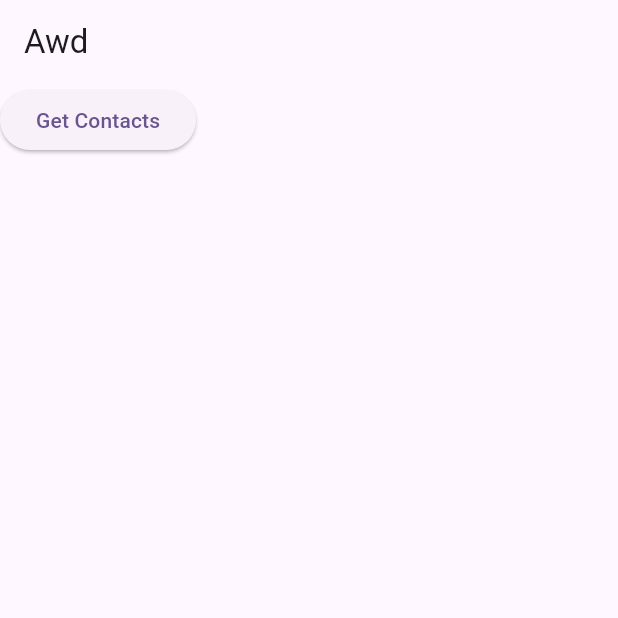
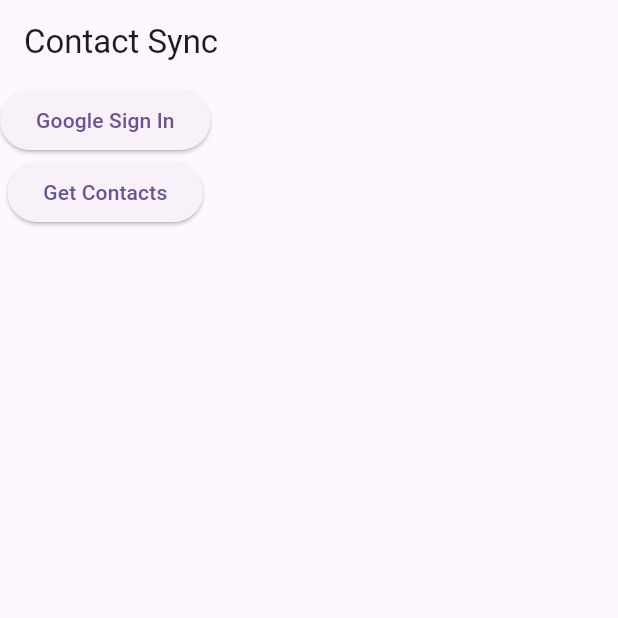
Before and after one commit to Debjit0/contact_sync, a Flutter app: the screen it shows after launch, after a tap on "Get Contacts", on a phone screen of 412 x 824 dp, the top half of it. Run offline on Flutter 3.47's test engine with Material 3 defaults, Android fonts, the phone set to English and light mode, and no system bars; our stand-ins replace contacts_service, firebase_auth, firebase_core, get, google_sign_in, googleapis_auth and 1 more; missing offline and left inert: googleapis; accounts and stored records are empty.

Commit message:
GG: fetch contacts from google

```diff
--- /dev/null
+++ b/Keys and stuff/OauthClientId.txt
@@ -0,0 +1 @@
+193354624351-ldscgpklki4p39cabgh8qk50bjs5qoa2.apps.googleusercontent.com
--- a/lib/main.dart
+++ b/lib/main.dart
@@ -1,5 +1,7 @@
+import 'package:contact_sync/pages/splash.dart';
 import 'package:contacts_service/contacts_service.dart';
 import 'package:flutter/material.dart';
+import 'package:get/route_manager.dart';
 import 'package:permission_handler/permission_handler.dart';
 
 void main() {
@@ -12,56 +14,13 @@
   // This widget is the root of your application.
   @override
   Widget build(BuildContext context) {
-    return MaterialApp(
+    return GetMaterialApp(
       title: 'Flutter Demo',
       theme: ThemeData(
         colorScheme: ColorScheme.fromSeed(seedColor: Colors.deepPurple),
         useMaterial3: true,
       ),
-      home: const HomePage(),
+      home: const SplashScreen(),
     );
   }
 }
-
-class HomePage extends StatefulWidget {
-  const HomePage({super.key});
-
-  @override
-  State<HomePage> createState() => _HomePageState();
-}
-
-class _HomePageState extends State<HomePage> {
-  Future<List<Contact>> contacts = Future.value([].cast<Contact>());
-
-  @override
-  Widget build(BuildContext context) {
-    return Scaffold(
-      appBar: AppBar(
-        title: Text("Awd"),
-      ),
-      body: Column(
-        children: [
-          ElevatedButton(
-              onPressed: () {
-                requestPermissions();
-                contacts = getContacts();
-              },
-              child: Text("Get Contacts"))
-        ],
-      ),
-    );
-  }
-
-  Future<List<Contact>> getContacts() async {
-    final Iterable<Contact> contacts = await ContactsService.getContacts();
-    print("${contacts.toList()[0].displayName} gg");
-    return contacts.toList();
-  }
-
-  Future<void> requestPermissions() async {
-    var status = await Permission.contacts.status;
-    if (!status.isGranted) {
-      await Permission.contacts.request();
-    }
-  }
-}
--- /dev/null
+++ b/lib/pages/home.dart
@@ -0,0 +1,123 @@
+import 'package:flutter/material.dart';
+import 'package:google_sign_in/google_sign_in.dart';
+import 'package:googleapis_auth/googleapis_auth.dart';
+import 'package:googleapis_auth/auth_io.dart' as auth;
+import 'package:googleapis/people/v1.dart';
+import 'package:http/http.dart';
+
+class Homepage extends StatefulWidget {
+  const Homepage({super.key});
+
+  @override
+  State<Homepage> createState() => _HomepageState();
+}
+
+class _HomepageState extends State<Homepage> {
+  final GoogleSignIn googleSignIn = GoogleSignIn(scopes: [
+    'email',
+    'https://www.googleapis.com/auth/contacts.readonly',
+    'https://www.googleapis.com/auth/contacts'
+  ]);
+  @override
+  Widget build(BuildContext context) {
+    return Scaffold(
+      appBar: AppBar(title: Text("Contact Sync")),
+      body: Column(
+        children: [
+          ElevatedButton(
+              onPressed: () {
+                handleSignIn();
+              },
+              child: Text("Google Sign In")),
+          ElevatedButton(
+              onPressed: () {
+                handleGetContacts();
+              },
+              child: Text("Get Contacts"))
+        ],
+      ),
+    );
+  }
+
+  handleSignIn() {
+    Future<GoogleSignInAccount?> acc = signInWithGoogle();
+    print(acc);
+  }
+
+  handleGetContacts() {
+    Future<String?> accessToken = getAccessToken();
+    getGoogleContacts();
+  }
+
+  final GoogleSignIn _googleSignIn = GoogleSignIn(
+    scopes: [
+      'https://www.googleapis.com/auth/contacts.readonly',
+    ],
+  );
+
+  Future<void> getGoogleContacts() async {
+    try {
+      final GoogleSignInAccount? account = await _googleSignIn.signIn();
+      if (account == null) {
+        print("Sign-in failed or was canceled.");
+        return;
+      }
+
+      final authToken = await account.authentication;
+      final credentials = auth.AccessCredentials(
+        auth.AccessToken(
+          'Bearer',
+          authToken.accessToken!,
+          DateTime.now().add(Duration(hours: 1)).toUtc(),
+        ),
+        authToken.idToken,
+        ['https://www.googleapis.com/auth/contacts.readonly'],
+      );
+
+      // Fetch and print contacts
+      final contacts = await fetchGoogleContacts(credentials);
+      print(contacts.length);
+    } catch (e) {
+      print('Error during Google Sign-In or contacts fetch: $e');
+    }
+  }
+
+  Future<List<Person>> fetchGoogleContacts(
+      auth.AccessCredentials credentials) async {
+    final auth.AuthClient client =
+        auth.authenticatedClient(Client(), credentials);
+
+    try {
+      final peopleApi = PeopleServiceApi(client);
+      final response = await peopleApi.people.connections.list(
+        'people/me',
+        personFields: 'names,emailAddresses,phoneNumbers',
+        pageSize: 500 //change to fetchhh moreeeeeee
+      );
+
+      return response.connections ?? [];
+    } catch (e) {
+      print('Error fetching Google contacts: $e');
+      return [];
+    } finally {
+      client.close();
+    }
+  }
+
+  Future<GoogleSignInAccount?> signInWithGoogle() async {
+    try {
+      final GoogleSignInAccount? account = await googleSignIn.signIn();
+      return account;
+    } catch (error) {
+      print("Google Sign-In error: $error");
+      return null;
+    }
+  }
+
+  Future<String?> getAccessToken() async {
+    final GoogleSignInAuthentication auth =
+        await googleSignIn.currentUser!.authentication;
+    return auth.accessToken;
+  }
+
+}
--- /dev/null
+++ b/lib/pages/splash.dart
@@ -0,0 +1,30 @@
+import 'package:contact_sync/main.dart';
+import 'package:contact_sync/pages/home.dart';
+import 'package:firebase_auth/firebase_auth.dart';
+import 'package:flutter/material.dart';
+import 'package:get/route_manager.dart';
+
+class SplashScreen extends StatefulWidget {
+  const SplashScreen({super.key});
+
+  @override
+  State<SplashScreen> createState() => _SplashScreenState();
+}
+
+class _SplashScreenState extends State<SplashScreen> {
+  //final auth = FirebaseAuth.instance;
+  @override
+  Widget build(BuildContext context) {
+    //show screen for 2 secs
+    Future.delayed(const Duration(seconds: 2), () {
+      Get.offAll(Homepage());
+    });
+
+    return Scaffold(
+      body: Center(
+          child: FlutterLogo(
+        size: 200,
+      )),
+    );
+  }
+}
--- a/pubspec.yaml
+++ b/pubspec.yaml
@@ -28,6 +28,7 @@
 # the latest version available on pub.dev. To see which dependencies have newer
 # versions available, run `flutter pub outdated`.
 dependencies:
+
   flutter:
     sdk: flutter
 
@@ -42,6 +43,10 @@
   firebase_auth: ^5.2.0
   cloud_firestore: ^5.4.0
   permission_handler: ^11.3.1
+  googleapis: ^13.2.0
+  googleapis_auth: ^1.6.0
+  get: ^4.6.6
+  http: ^1.2.2
 
 
 dev_dependencies:
```
Also changed, not shown: Keys and stuff/client_secret_193354624351-ldscgpklki4p39cabgh8qk50bjs5qoa2.apps.googleusercontent.com.json (added, +9 -0 lines), pubspec.lock, 1 other file.
